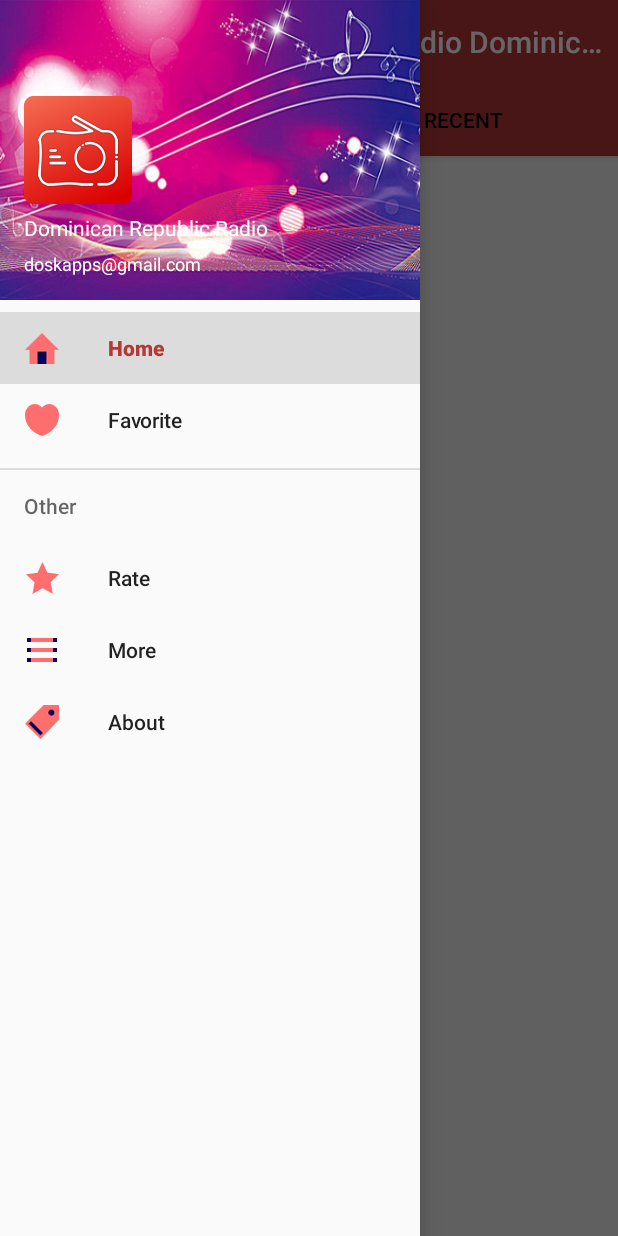
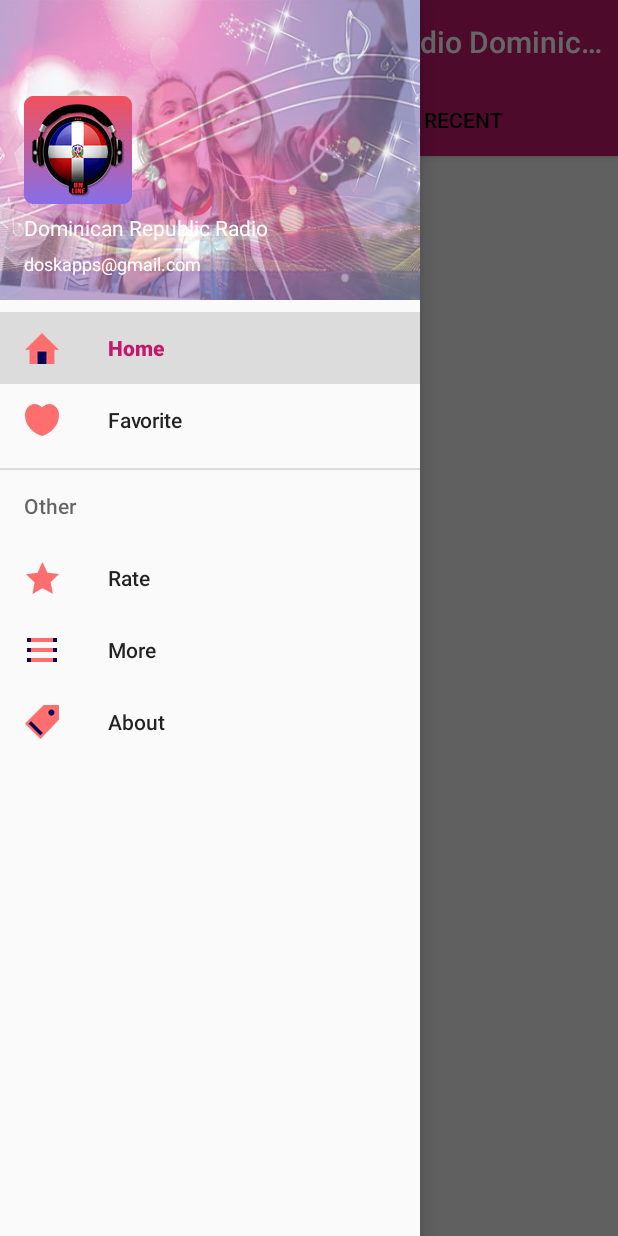
Before and after one commit to doskapps/RepDom, an Android app: the screen it shows after launch (MainActivity), with the side drawer open, on a phone screen of 412 x 824 dp. Run offline under Robolectric (Android 15) with nearby library versions, the phone set to English and light mode, and no system bars; our stand-ins replace AdMob, Picasso; libraries missing offline, so code that uses them is left out: com.devbrackets.android, com.google.ads.consent, com.google.ads.mediation; pictures from the network do not load; 36 statements that could not run were skipped.

Commit message:
Nuevo Proyecto Radios de Rep Dominicana

```diff
--- a/app/build.gradle
+++ b/app/build.gradle
@@ -7,8 +7,8 @@ android {
         applicationId 'com.doskapps.radiosrepublicadominicana'
         minSdkVersion 16
         targetSdkVersion 27
-        versionCode 1
-        versionName "1.1"
+        versionCode 2
+        versionName "1.2"
         ndk.abiFilters 'armeabi-v7a','arm64-v8a','x86','x86_64'
     }
     buildTypes {
--- a/app/src/main/res/values/colors.xml
+++ b/app/src/main/res/values/colors.xml
@@ -2,7 +2,7 @@
 <resources>
 
     <!--app main color-->
-    <color name="colorPrimary">#B43836</color>
+    <color name="colorPrimary">#C4186D</color>
     <color name="colorPrimaryDark">#993b89</color>
     <color name="colorAccent">#000000</color>
 
@@ -12,7 +12,7 @@
     <color name="tabTextColor">#000000</color>
 
     <!--swipe down refresh animation color-->
-    <color name="orange">#ff0000</color>
+    <color name="orange">#DB49A0</color>
     <color name="green">#990070</color>
     <color name="blue">#E65080</color>
 
--- a/app/src/main/res/values/strings.xml
+++ b/app/src/main/res/values/strings.xml
@@ -60,7 +60,7 @@
     <string name="email_address">doskapps@gmail.com</string>
     <string name="rate">Rate Us</string>
     <string name="more">More Apps</string>
-    <string name="play_more_apps">https://play.google.com/store/apps/developer?id=doskapps</string>
+    <string name="play_more_apps">http://play.google.com/store/apps/dev?id=6759801266603780351</string>
     <string name="privacy_policy_url">https://doskapps.com</string>
 
     <!--network & error message-->
```
Also changed, not shown: app/src/main/res/drawable-hdpi/header_image.jpg, app/src/main/res/drawable-hdpi/splash.jpg, app/src/main/res/mipmap-hdpi/ic_launcher.png, app/src/main/res/mipmap-hdpi/ic_launcher_foreground.png, app/src/main/res/mipmap-mdpi/ic_launcher.png, app/src/main/res/mipmap-mdpi/ic_launcher_foreground.png, app/src/main/res/mipmap-xhdpi/ic_launcher.png, app/src/main/res/mipmap-xhdpi/ic_launcher_foreground.png, app/src/main/res/mipmap-xxhdpi/ic_launcher.png, app/src/main/res/mipmap-xxhdpi/ic_launcher_foreground.png, app/src/main/res/mipmap-xxxhdpi/ic_launcher.png, app/src/main/res/mipmap-xxxhdpi/ic_launcher_foreground.png, 4 other files.
